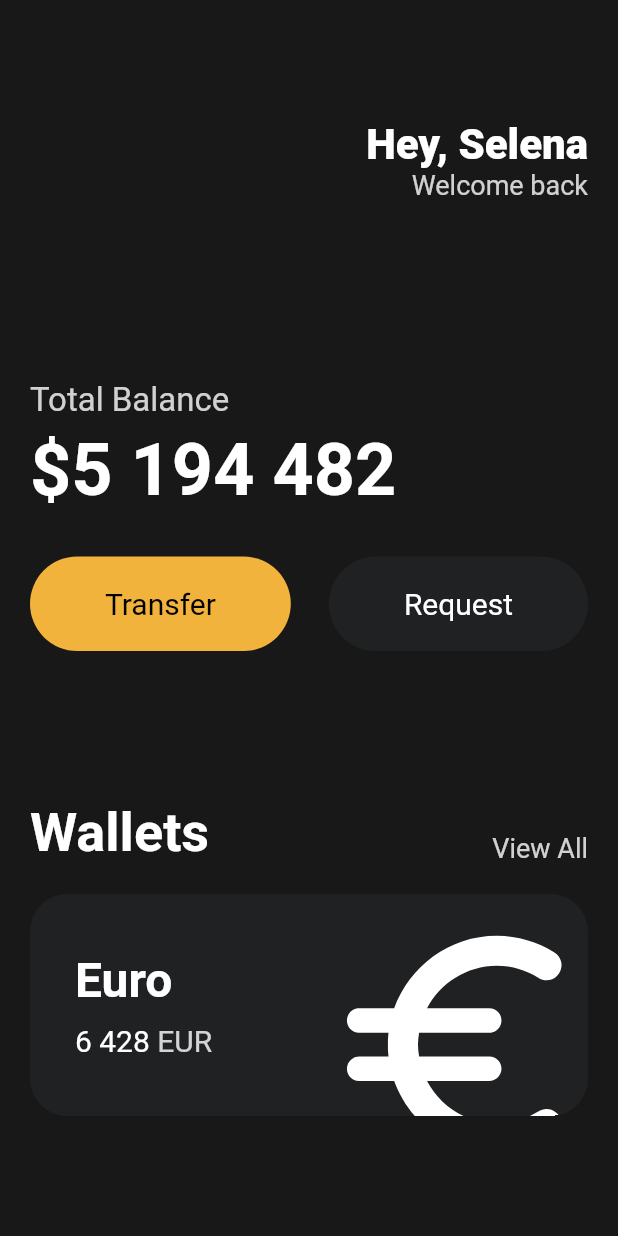
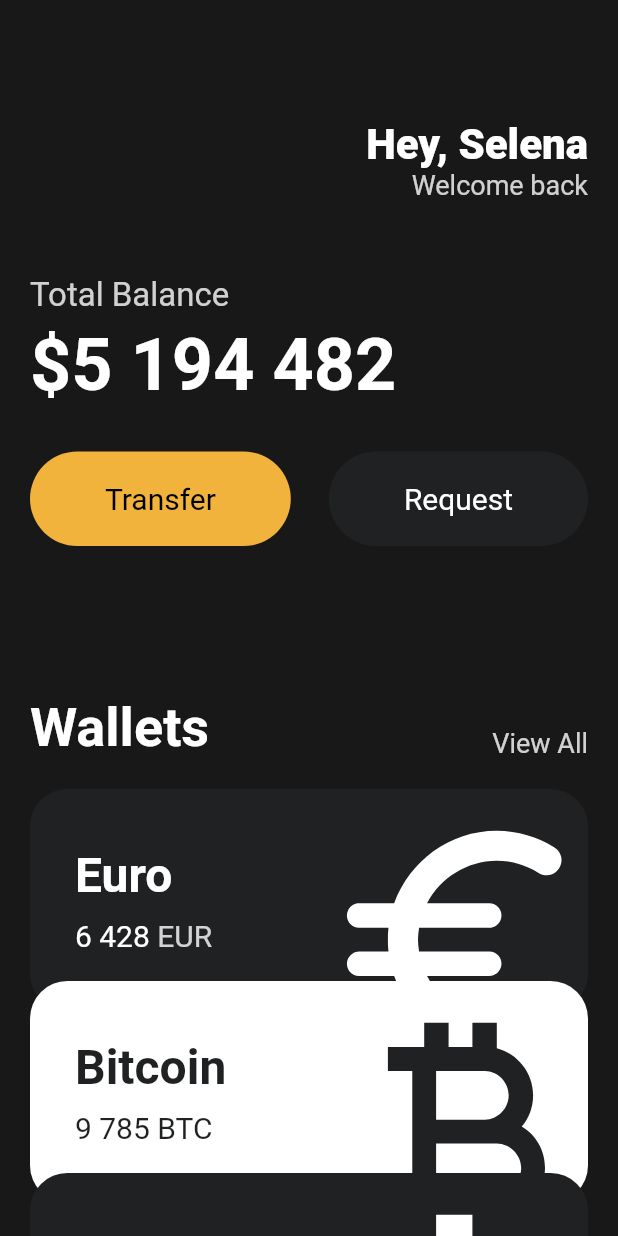
Before and after one commit to onethejay/toonflix, a Flutter app: the screen it shows after launch, on a phone screen of 412 x 824 dp. Run offline on Flutter 3.47's test engine with Material 2 defaults, Android fonts, the phone set to English and light mode, and no system bars.

Commit message:
reusable card 실습

```diff
--- a/lib/main.dart
+++ b/lib/main.dart
@@ -1,5 +1,6 @@
 import 'package:flutter/material.dart';
 import 'package:toonflix/widgets/Button.dart';
+import 'package:toonflix/widgets/currency_card.dart';
 
 void main() {
   runApp(App());
@@ -16,7 +17,8 @@ class App extends StatelessWidget {
       //home은 항상 scaffold를 가지고 있어야 한다.
       home: Scaffold(
           backgroundColor: const Color(0xFF181818),
-          body: Padding(
+          body: SingleChildScrollView(
+            child: Padding(
               padding: const EdgeInsets.symmetric(
                 horizontal: 20,
               ),
@@ -52,7 +54,7 @@ class App extends StatelessWidget {
                     ],
                   ),
                   const SizedBox(
-                  height: 120,
+                    height: 50,
                   ),
                   Text(
                     "Total Balance",
@@ -116,71 +118,36 @@ class App extends StatelessWidget {
                   const SizedBox(
                     height: 20,
                   ),
-                Container(
-                  clipBehavior: Clip.hardEdge,
-                  decoration: BoxDecoration(
-                    color: const Color(0xFF1f2123),
-                    borderRadius: BorderRadius.circular(25),
+                  const CurrencyCard(
+                    name: "Euro",
+                    code: "EUR",
+                    amount: "6 428",
+                    icon: Icons.euro_rounded,
+                    isInverted: false,
                   ),
-                  child: Padding(
-                    padding: EdgeInsets.all(30),
-                    child: Row(
-                      mainAxisAlignment: MainAxisAlignment.spaceBetween,
-                      children: [
-                        Column(
-                          crossAxisAlignment: CrossAxisAlignment.start,
-                          children: [
-                            Text(
-                              "Euro",
-                              style: TextStyle(
-                                fontSize: 32,
-                                color: Colors.white,
-                                fontWeight: FontWeight.w600,
+                  Transform.translate(
+                    offset: const Offset(0, -20),
+                    child: const CurrencyCard(
+                      name: "Bitcoin",
+                      code: "BTC",
+                      amount: "9 785",
+                      icon: Icons.currency_bitcoin,
+                      isInverted: true,
                     ),
                   ),
-                            SizedBox(
-                              height: 10,
-                            ),
-                            Row(
-                              children: [
-                                Text(
-                                  "6 428",
-                                  style: TextStyle(
-                                    color: Colors.white,
-                                    fontSize: 20,
-                                  ),
-                                ),
-                                SizedBox(
-                                  width: 5,
-                                ),
-                                Text(
-                                  "EUR",
-                                  style: TextStyle(
-                                    color: Colors.white.withOpacity(0.8),
-                                    fontSize: 20,
-                                  ),
-                                ),
-                              ],
-                            ),
-                          ],
-                        ),
-                        Transform.scale(
-                          scale: 2.2,
-                          child: Transform.translate(
-                            offset: Offset(-5, 12),
-                            child: Icon(
-                              Icons.euro_rounded,
-                              color: Colors.white,
-                              size: 88,
-                            ),
+                  Transform.translate(
+                    offset: const Offset(0, -40),
+                    child: const CurrencyCard(
+                      name: "Dollar",
+                      code: "USD",
+                      amount: "428",
+                      icon: Icons.attach_money,
+                      isInverted: false,
                     ),
                   ),
                 ],
               ),
             ),
-                )
-              ],
-            ),
           )),
     );
   }
--- /dev/null
+++ b/lib/widgets/currency_card.dart
@@ -0,0 +1,85 @@
+import 'package:flutter/material.dart';
+
+class CurrencyCard extends StatelessWidget {
+  final String name, code, amount;
+  final IconData icon;
+  final bool isInverted;
+
+  final _blackColor = const Color(0xFF1f2123);
+
+  const CurrencyCard({
+    super.key,
+    required this.name,
+    required this.code,
+    required this.amount,
+    required this.icon,
+    required this.isInverted,
+  });
+
+  @override
+  Widget build(BuildContext context) {
+    return Container(
+      clipBehavior: Clip.hardEdge,
+      decoration: BoxDecoration(
+        color: isInverted ? Colors.white : _blackColor,
+        borderRadius: BorderRadius.circular(25),
+      ),
+      child: Padding(
+        padding: EdgeInsets.all(30),
+        child: Row(
+          mainAxisAlignment: MainAxisAlignment.spaceBetween,
+          children: [
+            Column(
+              crossAxisAlignment: CrossAxisAlignment.start,
+              children: [
+                Text(
+                  name,
+                  style: TextStyle(
+                    color: isInverted ? _blackColor : Colors.white,
+                    fontSize: 32,
+                    fontWeight: FontWeight.w600,
+                  ),
+                ),
+                SizedBox(
+                  height: 10,
+                ),
+                Row(
+                  children: [
+                    Text(
+                      amount,
+                      style: TextStyle(
+                        color: isInverted ? _blackColor : Colors.white,
+                        fontSize: 20,
+                      ),
+                    ),
+                    SizedBox(
+                      width: 5,
+                    ),
+                    Text(
+                      code,
+                      style: TextStyle(
+                        color: isInverted ? _blackColor : Colors.white.withOpacity(0.8),
+                        fontSize: 20,
+                      ),
+                    ),
+                  ],
+                ),
+              ],
+            ),
+            Transform.scale(
+              scale: 2.2,
+              child: Transform.translate(
+                offset: Offset(-5, 12),
+                child: Icon(
+                  icon,
+                  color: isInverted ? _blackColor : Colors.white,
+                  size: 88,
+                ),
+              ),
+            ),
+          ],
+        ),
+      ),
+    );
+  }
+}
```
Lines whose indentation alone changed are shown as unchanged.
